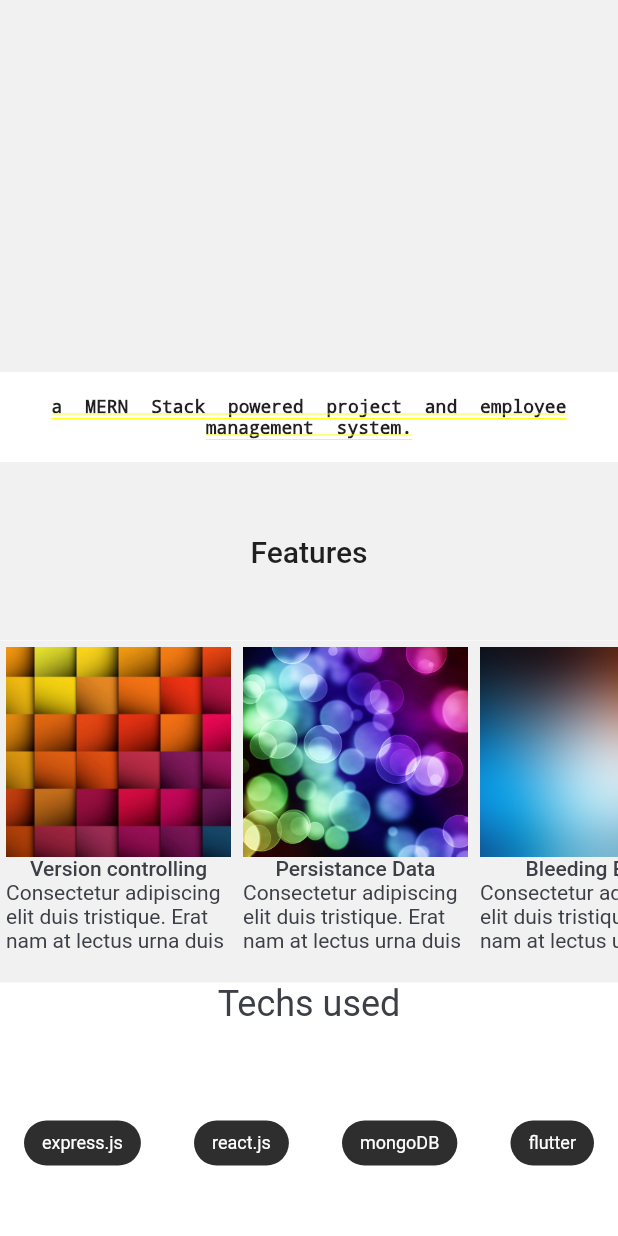
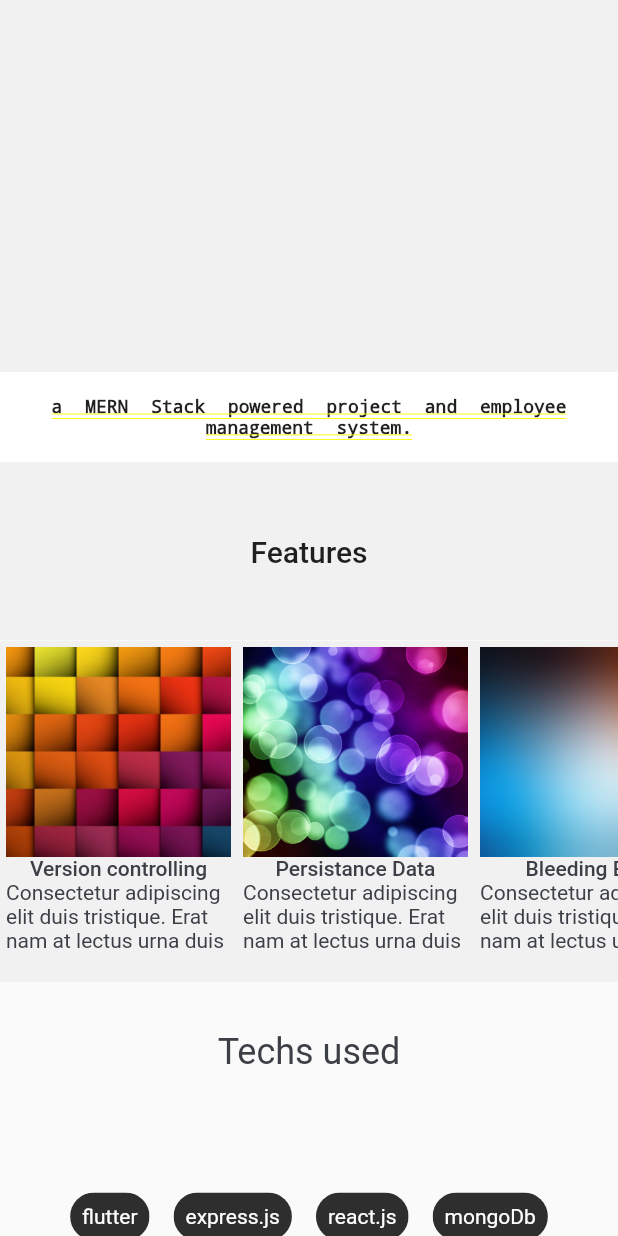
Before and after one commit to tee-jaay/stsks, a Flutter app: the screen it shows after launch, scrolled down 576 dp, on a phone screen of 412 x 824 dp. Run offline on Flutter 3.47's test engine with Material 2 defaults, Android fonts, the phone set to English and light mode, and no system bars; our stand-ins replace badges, date_format.

Commit message:
tech neames list view

```diff
--- a/lib/screens/home/components/techs_used.dart
+++ b/lib/screens/home/components/techs_used.dart
@@ -1,17 +1,27 @@
 import 'package:flutter/material.dart';
 import 'package:badges/badges.dart';
+
 import 'package:stasks/constants.dart';
 
 import 'package:stasks/screens/home/components/section_title.dart';
 
 class TechsUsed extends StatelessWidget {
-  const TechsUsed({Key? key}) : super(key: key);
+  final List<String> _techNames = [
+    'flutter',
+    'express.js',
+    'react.js',
+    'mongoDb',
+  ];
 
   @override
   Widget build(BuildContext context) {
-    return SingleChildScrollView(
+    return Material(
+      child: SingleChildScrollView(
         child: Padding(
-        padding: EdgeInsets.symmetric(horizontal: stDefaultSpace),
+          padding: EdgeInsets.symmetric(
+            horizontal: stDefaultSpace,
+            vertical: stDefaultSpace * 2,
+          ),
           child: Column(
             children: [
               Container(
@@ -22,29 +32,40 @@ class TechsUsed extends StatelessWidget {
               SizedBox(
                 height: stDefaultSpace * 4,
               ),
-            Row(
-              children: [
-                customTechChip(
-                  text: "express.js",
+              Center(
+                child: Row(
+                  mainAxisAlignment: MainAxisAlignment.center,
+                  children: List.generate(
+                    _techNames.length,
+                    (index) => Padding(
+                      padding: const EdgeInsets.all(8.0),
+                      child: Chip(
+                        padding: EdgeInsets.all(0),
+                        backgroundColor: Color(0xff2E2E2E),
+                        label: Text(
+                          _techNames[index],
+                          style: TextStyle(
+                            color: Colors.white,
+                            fontWeight: FontWeight.normal,
                           ),
-                Spacer(),
-                customTechChip(
-                  text: "react.js",
                         ),
-                Spacer(),
-                customTechChip(
-                  text: "mongoDB",
                       ),
-                Spacer(),
-                customTechChip(
-                  text: "flutter",
                     ),
-              ],
+                  ),
+                  // [
+
+                  // Spacer(),
+                  // customTechChip(
+                  //   text: "flutter",
+                  // ),
+                  // ],
+                ),
               ),
               SizedBox(
                 height: stDefaultSpace * 4,
               ),
             ],
+          ),
         ),
       ),
     );
```
Lines whose indentation alone changed are shown as unchanged.
